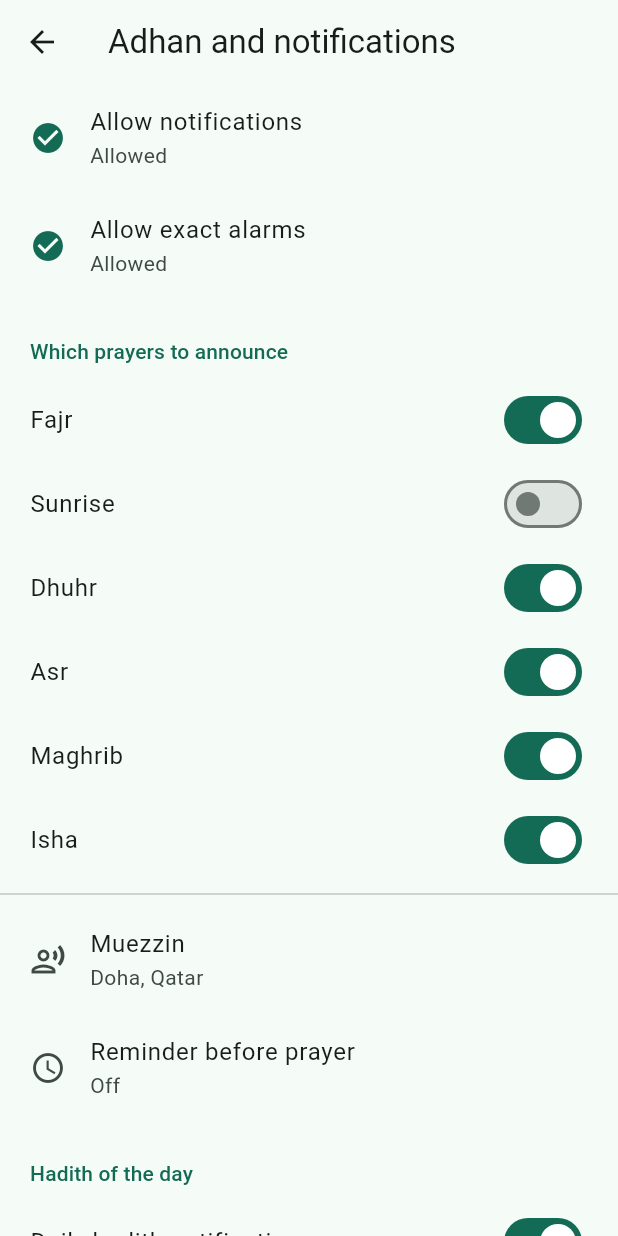
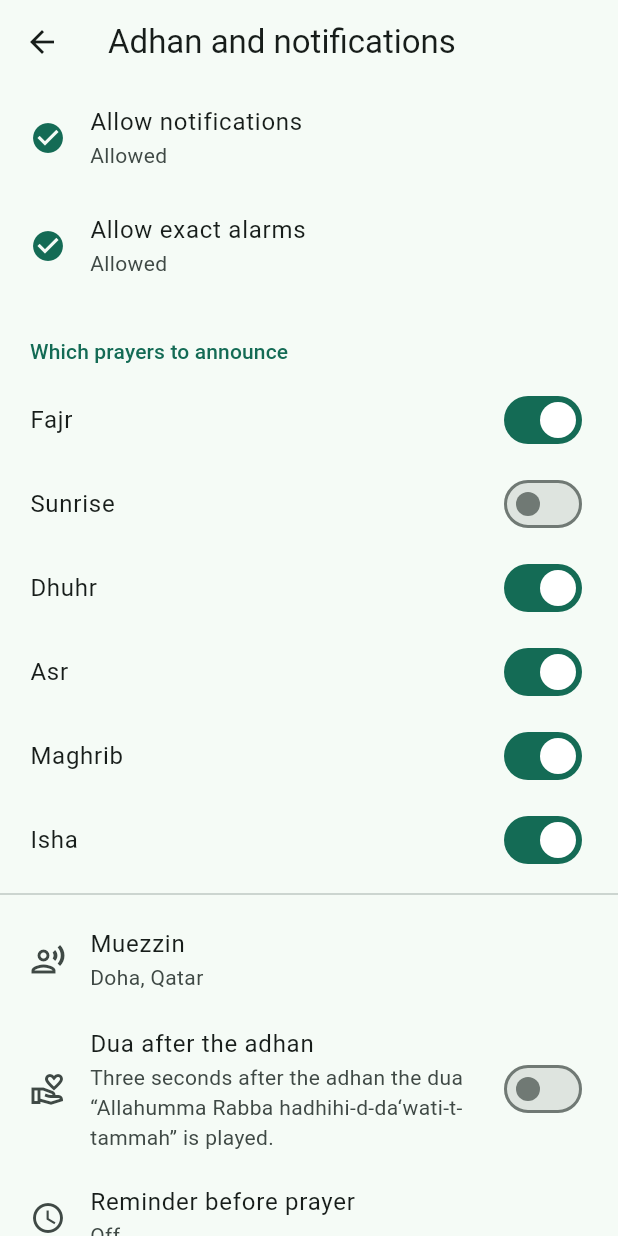
Before and after one commit to nwctr1nity/MyFaith, a Flutter app: the NotificationsScreen screen opened directly, on a phone screen of 412 x 824 dp. Run offline on Flutter 3.47's test engine with Material 3 defaults, Android fonts, the phone set to English and light mode, and no system bars; our stand-ins replace file_picker, flutter_compass, flutter_local_notifications, flutter_riverpod, flutter_timezone, geolocator and 8 more; missing offline and left inert: adhan_dart; accounts and stored records are empty; statements that could not run were skipped.

Commit message:
Play the dua after the adhan when its switch is on
Three seconds after the adhan ends the service plays the recording of
the dua from hisnmuslim.com. Off by default.

Co-Authored-By: Claude Fable 5.2 <noreply@anthropic.com>
Claude-Session: https://claude.ai/code/session_01B8Ug9366CVfvu2TyTToFeS

```diff
--- a/lib/features/more/notifications_screen.dart
+++ b/lib/features/more/notifications_screen.dart
@@ -133,6 +133,13 @@ class _NotificationsScreenState extends ConsumerState<NotificationsScreen>
               onSelected: (id) => controller.setValue('muezzin', id),
             ),
           ),
+          SwitchListTile(
+            secondary: const Icon(Icons.volunteer_activism_outlined),
+            title: Text(l.adhanDua),
+            subtitle: Text(l.adhanDuaHint),
+            value: settings.duaAfterAdhan,
+            onChanged: (v) => controller.setValue('adhanDua', v),
+          ),
           ListTile(
             leading: const Icon(Icons.schedule),
             title: Text(l.reminderBefore),
--- a/lib/l10n/app_ar.arb
+++ b/lib/l10n/app_ar.arb
@@ -183,7 +183,7 @@
   "sourcesQuran": "نص القرآن: مجمع الملك فهد، الرسم العثماني برواية حفص. الترجمات: إلمير قولييف (الروسية)، صحيح إنترناشيونال (الإنجليزية). التفسير: المختصر، مركز تفسير للدراسات القرآنية.",
   "sourcesHadith": "الحديث: صحيح البخاري. الترجمة الإنجليزية لمحسن خان والروسية لعبد الله نيرشا. يُختار حديث اليوم تلقائيًا من الأحاديث القصيرة.",
   "sourcesOther": "مواقيت الصلاة: adhan_dart. المدن: GeoNames، CC BY 4.0. الخط العربي: Amiri Quran برخصة SIL Open Font. جُمعت البيانات من المشاريع المفتوحة quran-api و hadith-api و tafsir_api. الترجمات ملك لأصحابها وتُستخدم هنا للقراءة الشخصية غير التجارية. النطق بالحروف اللاتينية من quran-api. ألوان التجويد يستخرجها التطبيق من علامات الرسم العثماني ولا تغني عن التلقي من معلم. التلاوات تُبث من everyayah.com وتحتاج إلى الإنترنت.",
-  "sourcesAdhan": "الأذان: تسجيلات من الدوحة (قطر) بين عامي 2013 و2014 (أرشيف الإنترنت، ملكية عامة)، وأذان الشيخ توفيق خوج والشيخ تركي الحسني والشيخ عبد الله بن أحمد بن عبد الرحمن باعفيف.",
+  "sourcesAdhan": "الأذان: تسجيلات من الدوحة (قطر) بين عامي 2013 و2014 (أرشيف الإنترنت، ملكية عامة)، وأذان الشيخ توفيق خوج والشيخ تركي الحسني والشيخ عبد الله بن أحمد بن عبد الرحمن باعفيف. الدعاء بعد الأذان: تسجيل من موقع hisnmuslim.com (حصن المسلم).",
   "muezzin": "المؤذن",
   "channelAdhanFajr": "أذان الفجر",
   "testAdhanFajr": "تشغيل أذان الفجر",
@@ -293,5 +293,7 @@
   "qadaHint": "كل صلاة تُعدّ مؤدّاة. إذا فاتتك صلاة فاضغط عليها مطوّلًا في شاشة الصلاة فتُضاف هنا. وإذا قضيتها فاضغط على علامة الناقص.",
   "qadaButtonsHint": "علامة الزائد تضيف صلاة فاتت من قبل، وعلامة الناقص تحذف صلاة قضيتها.",
   "qadaMadeUp": "قُضيت",
-  "qadaAdd": "إضافة صلاة فائتة"
+  "qadaAdd": "إضافة صلاة فائتة",
+  "adhanDua": "الدعاء بعد الأذان",
+  "adhanDuaHint": "بعد الأذان بثلاث ثوانٍ يُسمع دعاء «اللهم رب هذه الدعوة التامة»."
 }
--- a/lib/l10n/app_en.arb
+++ b/lib/l10n/app_en.arb
@@ -339,7 +339,7 @@
   "sourcesQuran": "Quran text: King Fahd Complex, Uthmani script, Hafs. Translations: Elmir Kuliev (Russian), Saheeh International (English). Tafsir: Al-Mukhtasar, Tafsir Center for Quranic Studies.",
   "sourcesHadith": "Hadith: Sahih al-Bukhari. English by Muhsin Khan, Russian by Abdullah Nirsha. The hadith of the day is picked automatically from the shorter narrations.",
   "sourcesOther": "Prayer times: adhan_dart. Cities: GeoNames, CC BY 4.0. Arabic font: Amiri Quran, SIL Open Font License. Data collected from the open projects quran-api, hadith-api and tafsir_api. The translations belong to their authors and are used here for personal, non-commercial reading. Transliteration: quran-api (Latin); the Cyrillic one is derived from it automatically and is only a reading aid. Tajweed colours are derived by the app from the marks of the Uthmani text and do not replace learning with a teacher. Recitations are streamed from everyayah.com and need an internet connection. Dhikr, dua and the 99 names give their hadith sources on each card.",
-  "sourcesAdhan": "Adhan: recordings from Doha, Qatar, made in 2013–2014 (Internet Archive, public domain), and the adhans of Sheikh Tawfiq Khoj, Sheikh Turki al-Hassani and Sheikh Abdullah ibn Ahmad ibn Abdurrahman Ba-Afif.",
+  "sourcesAdhan": "Adhan: recordings from Doha, Qatar, made in 2013–2014 (Internet Archive, public domain), and the adhans of Sheikh Tawfiq Khoj, Sheikh Turki al-Hassani and Sheikh Abdullah ibn Ahmad ibn Abdurrahman Ba-Afif. Dua after the adhan: a recording from hisnmuslim.com (Fortress of the Muslim).",
   "muezzin": "Muezzin",
   "channelAdhanFajr": "Fajr adhan",
   "testAdhanFajr": "Play the Fajr adhan",
@@ -569,5 +569,7 @@
   "qadaHint": "Every prayer counts as prayed. If you missed one, press and hold it on the prayer screen: it is added here. When you make it up, press the minus.",
   "qadaButtonsHint": "Plus adds a prayer missed earlier, minus takes away one you have made up.",
   "qadaMadeUp": "Made up",
-  "qadaAdd": "Add a missed prayer"
+  "qadaAdd": "Add a missed prayer",
+  "adhanDua": "Dua after the adhan",
+  "adhanDuaHint": "Three seconds after the adhan the dua “Allahumma Rabba hadhihi-d-da‘wati-t-tammah” is played."
 }
--- a/lib/l10n/app_localizations.dart
+++ b/lib/l10n/app_localizations.dart
@@ -1201,7 +1201,7 @@ abstract class AppLocalizations {
   /// No description provided for @sourcesAdhan.
   ///
   /// In en, this message translates to:
-  /// **'Adhan: recordings from Doha, Qatar, made in 2013–2014 (Internet Archive, public domain), and the adhans of Sheikh Tawfiq Khoj, Sheikh Turki al-Hassani and Sheikh Abdullah ibn Ahmad ibn Abdurrahman Ba-Afif.'**
+  /// **'Adhan: recordings from Doha, Qatar, made in 2013–2014 (Internet Archive, public domain), and the adhans of Sheikh Tawfiq Khoj, Sheikh Turki al-Hassani and Sheikh Abdullah ibn Ahmad ibn Abdurrahman Ba-Afif. Dua after the adhan: a recording from hisnmuslim.com (Fortress of the Muslim).'**
   String get sourcesAdhan;
 
   /// No description provided for @muezzin.
@@ -1863,6 +1863,18 @@ abstract class AppLocalizations {
   /// In en, this message translates to:
   /// **'Add a missed prayer'**
   String get qadaAdd;
+
+  /// No description provided for @adhanDua.
+  ///
+  /// In en, this message translates to:
+  /// **'Dua after the adhan'**
+  String get adhanDua;
+
+  /// No description provided for @adhanDuaHint.
+  ///
+  /// In en, this message translates to:
+  /// **'Three seconds after the adhan the dua “Allahumma Rabba hadhihi-d-da‘wati-t-tammah” is played.'**
+  String get adhanDuaHint;
 }
 
 class _AppLocalizationsDelegate
--- a/lib/l10n/app_localizations_en.dart
+++ b/lib/l10n/app_localizations_en.dart
@@ -620,7 +620,7 @@ class AppLocalizationsEn extends AppLocalizations {
 
   @override
   String get sourcesAdhan =>
-      'Adhan: recordings from Doha, Qatar, made in 2013–2014 (Internet Archive, public domain), and the adhans of Sheikh Tawfiq Khoj, Sheikh Turki al-Hassani and Sheikh Abdullah ibn Ahmad ibn Abdurrahman Ba-Afif.';
+      'Adhan: recordings from Doha, Qatar, made in 2013–2014 (Internet Archive, public domain), and the adhans of Sheikh Tawfiq Khoj, Sheikh Turki al-Hassani and Sheikh Abdullah ibn Ahmad ibn Abdurrahman Ba-Afif. Dua after the adhan: a recording from hisnmuslim.com (Fortress of the Muslim).';
 
   @override
   String get muezzin => 'Muezzin';
@@ -1007,4 +1007,11 @@ class AppLocalizationsEn extends AppLocalizations {
 
   @override
   String get qadaAdd => 'Add a missed prayer';
+
+  @override
+  String get adhanDua => 'Dua after the adhan';
+
+  @override
+  String get adhanDuaHint =>
+      'Three seconds after the adhan the dua “Allahumma Rabba hadhihi-d-da‘wati-t-tammah” is played.';
 }
--- a/lib/l10n/app_ru.arb
+++ b/lib/l10n/app_ru.arb
@@ -183,7 +183,7 @@
   "sourcesQuran": "Текст Корана: Комплекс имени короля Фахда, усманское письмо, чтение Хафса. Переводы: Эльмир Кулиев (русский), Saheeh International (английский). Тафсир: «Аль-Мухтасар», Центр коранических исследований «Тафсир».",
   "sourcesHadith": "Хадисы: Сахих аль-Бухари. Английский перевод Мухсина Хана, русский Абдуллы Нирши. Хадис дня выбирается автоматически из коротких хадисов.",
   "sourcesOther": "Время молитвы: adhan_dart. Города: GeoNames, CC BY 4.0. Арабский шрифт: Amiri Quran, SIL Open Font License. Данные собраны из открытых проектов quran-api, hadith-api и tafsir_api. Переводы принадлежат их авторам и используются здесь для личного некоммерческого чтения. Транскрипция: quran-api (латиница), кириллица получена из неё автоматически и служит только подсказкой для чтения. Цвета таджвида приложение выводит из знаков усманского письма, они не заменяют обучение с учителем. Записи чтецов загружаются с everyayah.com, для них нужен интернет. У зикров и дуа источник указан на каждой карточке.",
-  "sourcesAdhan": "Азан: записи из Дохи (Катар), сделанные в 2013–2014 годах (Internet Archive, общественное достояние), а также азаны шейха Тауфика Ходжа, шейха Турки аль-Хасани и шейха Абдуллы ибн Ахмада ибн Абдуррахмана Ба-Афифа.",
+  "sourcesAdhan": "Азан: записи из Дохи (Катар), сделанные в 2013–2014 годах (Internet Archive, общественное достояние), а также азаны шейха Тауфика Ходжа, шейха Турки аль-Хасани и шейха Абдуллы ибн Ахмада ибн Абдуррахмана Ба-Афифа. Дуа после азана: запись с сайта hisnmuslim.com («Крепость мусульманина»).",
   "muezzin": "Муэдзин",
   "channelAdhanFajr": "Азан на фаджр",
   "testAdhanFajr": "Включить азан фаджра",
@@ -293,5 +293,7 @@
   "qadaHint": "Каждая молитва считается совершённой. Если вы её пропустили, нажмите на неё и удерживайте на экране «Молитва»: она добавится сюда. Когда восполните, нажмите минус.",
   "qadaButtonsHint": "Плюс добавляет молитву, пропущенную раньше, минус убирает восполненную.",
   "qadaMadeUp": "Восполнена",
-  "qadaAdd": "Добавить пропущенную"
+  "qadaAdd": "Добавить пропущенную",
+  "adhanDua": "Дуа после азана",
+  "adhanDuaHint": "Через три секунды после азана звучит дуа «Аллахумма Рабба хазихи-д-да‘вати-т-тамма»."
 }
--- a/lib/services/notification_service.dart
+++ b/lib/services/notification_service.dart
@@ -15,6 +15,7 @@ class NotificationRequest {
     required this.title,
     this.body,
     this.sound,
+    this.dua = false,
   });
 
   final int id;
@@ -25,6 +26,9 @@ class NotificationRequest {
 
   /// For an adhan: the recording to play, a file name in `res/raw`.
   final String? sound;
+
+  /// For an adhan: whether the dua after the adhan follows it.
+  final bool dua;
 }
 
 enum NotificationChannel { adhan, adhanFajr, reminder, alarm, hadith }
@@ -261,6 +265,7 @@ class LocalNotificationService implements NotificationService {
                   'body': r.body ?? '',
                   'fajr': r.channel == NotificationChannel.adhanFajr,
                   'sound': r.sound ?? '',
+                  'dua': r.dua,
                 },
           ]),
           'prayers': jsonEncode([for (final p in widget.prayers) p.toJson()]),
@@ -280,6 +285,7 @@ class LocalNotificationService implements NotificationService {
         'body': request.body ?? '',
         'fajr': request.channel == NotificationChannel.adhanFajr,
         'sound': request.sound ?? '',
+        'dua': request.dua,
       });
       return;
     }
--- a/lib/state/app_settings.dart
+++ b/lib/state/app_settings.dart
@@ -200,6 +200,9 @@ class AppSettings {
 
   /// Whose adhan plays, an id from `muezzins`; null is the default one.
   String? get muezzinId => _data['muezzin'] as String?;
+
+  /// Whether the dua after the adhan is played once the adhan ends.
+  bool get duaAfterAdhan => _bool('adhanDua', false);
 
   /// Minutes before each prayer for an extra reminder; 0 turns it off.
   int get reminderMinutes => _int('remind', 0, min: 0, max: 60);
--- a/lib/state/notification_sync.dart
+++ b/lib/state/notification_sync.dart
@@ -49,6 +49,7 @@ List<NotificationRequest> buildRequests({
   required String cityName,
   required List<Hadith> hadiths,
   Muezzin? muezzin,
+  bool duaAfterAdhan = false,
 }) {
   final voice = muezzin ?? muezzins.first;
   final clock = DateFormat.Hm(l.localeName);
@@ -74,6 +75,7 @@ List<NotificationRequest> buildRequests({
                 : l.notifAdhanTitle(prayerName(l, slot)),
             body: l.notifAdhanBody(at(p.time), cityName),
             sound: voice.sound(slot),
+            dua: duaAfterAdhan && slot != PrayerSlot.sunrise,
           ),
         );
       case PlannedKind.prayerNotice:
@@ -265,6 +267,7 @@ class NotificationSync {
               settings.place?.name ?? l.appTitle,
             ),
             sound: voice.sound(fajr ? PrayerSlot.fajr : PrayerSlot.dhuhr),
+            dua: settings.duaAfterAdhan,
           ),
           _names(l),
         );
@@ -309,6 +312,7 @@ class NotificationSync {
           cityName: place.name,
           hadiths: hadiths,
           muezzin: muezzinById(settings.muezzinId),
+          duaAfterAdhan: settings.duaAfterAdhan,
         ),
         names,
         widget: WidgetData(
```
Also changed, not shown: lib/l10n/app_localizations_ar.dart (+8 -1 lines), lib/l10n/app_localizations_ru.dart (+8 -1 lines), 6 other files.
